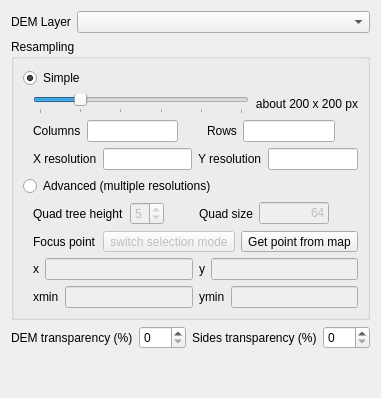
minorua/Qgis2threejs, file demproperties.ui: the form before one commit.
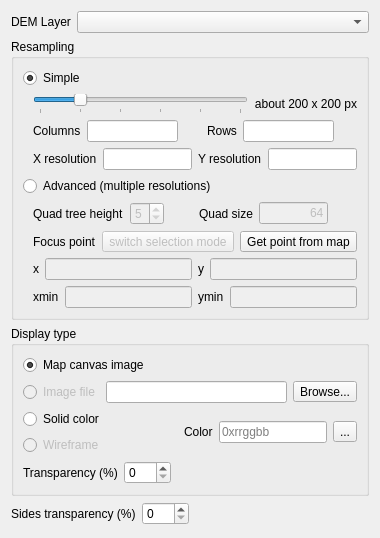
The form after the commit.

Commit message: DEM display types (map canvas and solid color)

```diff
--- a/demproperties.ui
+++ b/demproperties.ui
@@ -7,7 +7,7 @@
     <x>0</x>
     <y>0</y>
     <width>368</width>
-    <height>398</height>
+    <height>538</height>
    </rect>
   </property>
   <property name="sizePolicy">
@@ -447,11 +447,114 @@
       </widget>
      </item>
      <item>
-      <layout class="QHBoxLayout" name="horizontalLayout_18">
+      <widget class="QGroupBox" name="groupBox_DisplayType">
+       <property name="title">
+        <string>Display type</string>
+       </property>
+       <layout class="QGridLayout" name="gridLayout_3">
+        <item row="0" column="0">
+         <layout class="QVBoxLayout" name="verticalLayout">
+          <item>
+           <widget class="QRadioButton" name="radioButton_MapCanvas">
+            <property name="text">
+             <string>Map canvas image</string>
+            </property>
+            <property name="checked">
+             <bool>true</bool>
+            </property>
+           </widget>
+          </item>
+          <item>
+           <layout class="QHBoxLayout" name="horizontalLayout_2">
+            <item>
+             <widget class="QRadioButton" name="radioButton_ImageFile">
+              <property name="enabled">
+               <bool>false</bool>
+              </property>
+              <property name="text">
+               <string>Image file</string>
+              </property>
+             </widget>
+            </item>
+            <item>
+             <widget class="QLineEdit" name="lineEdit_ImageFile"/>
+            </item>
+            <item>
+             <widget class="QToolButton" name="toolButton_ImageFile">
+              <property name="text">
+               <string>Browse...</string>
+              </property>
+             </widget>
+            </item>
+           </layout>
+          </item>
+          <item>
+           <layout class="QHBoxLayout" name="horizontalLayout_7">
+            <item>
+             <layout class="QVBoxLayout" name="verticalLayout_3">
+              <item>
+               <widget class="QRadioButton" name="radioButton_SolidColor">
+                <property name="text">
+                 <string>Solid color</string>
+                </property>
+               </widget>
+              </item>
+              <item>
+               <widget class="QRadioButton" name="radioButton_Wireframe">
+                <property name="enabled">
+                 <bool>false</bool>
+                </property>
+                <property name="text">
+                 <string>Wireframe</string>
+                </property>
+               </widget>
+              </item>
+             </layout>
+            </item>
+            <item>
+             <spacer name="horizontalSpacer_7">
+              <property name="orientation">
+               <enum>Qt::Horizontal</enum>
+              </property>
+              <property name="sizeHint" stdset="0">
+               <size>
+                <width>40</width>
+                <height>20</height>
+               </size>
+              </property>
+             </spacer>
+            </item>
+            <item>
+             <widget class="QLabel" name="label">
+              <property name="text">
+               <string>Color</string>
+              </property>
+             </widget>
+            </item>
+            <item>
+             <widget class="QLineEdit" name="lineEdit_Color">
+              <property name="placeholderText">
+               <string>0xrrggbb</string>
+              </property>
+             </widget>
+            </item>
+            <item>
+             <widget class="QToolButton" name="toolButton_Color">
+              <property name="text">
+               <string>...</string>
+              </property>
+             </widget>
+            </item>
+           </layout>
+          </item>
+         </layout>
+        </item>
+        <item row="1" column="0">
+         <layout class="QHBoxLayout" name="horizontalLayout_10">
        <item>
         <widget class="QLabel" name="label_17">
          <property name="text">
-          <string>DEM transparency (%)</string>
+             <string>Transparency (%)</string>
          </property>
         </widget>
        </item>
@@ -461,7 +564,7 @@
           <bool>true</bool>
          </property>
          <property name="sizePolicy">
-          <sizepolicy hsizetype="Expanding" vsizetype="Fixed">
+             <sizepolicy hsizetype="Preferred" vsizetype="Fixed">
            <horstretch>0</horstretch>
            <verstretch>0</verstretch>
           </sizepolicy>
@@ -483,6 +586,26 @@
          </property>
         </widget>
        </item>
+          <item>
+           <spacer name="horizontalSpacer_5">
+            <property name="orientation">
+             <enum>Qt::Horizontal</enum>
+            </property>
+            <property name="sizeHint" stdset="0">
+             <size>
+              <width>40</width>
+              <height>20</height>
+             </size>
+            </property>
+           </spacer>
+          </item>
+         </layout>
+        </item>
+       </layout>
+      </widget>
+     </item>
+     <item>
+      <layout class="QHBoxLayout" name="horizontalLayout_18">
        <item>
         <widget class="QLabel" name="label_16">
          <property name="text">
@@ -496,7 +619,7 @@
           <bool>true</bool>
          </property>
          <property name="sizePolicy">
-          <sizepolicy hsizetype="Expanding" vsizetype="Fixed">
+          <sizepolicy hsizetype="Preferred" vsizetype="Fixed">
            <horstretch>0</horstretch>
            <verstretch>0</verstretch>
           </sizepolicy>
@@ -518,6 +641,19 @@
          </property>
         </widget>
        </item>
+       <item>
+        <spacer name="horizontalSpacer_6">
+         <property name="orientation">
+          <enum>Qt::Horizontal</enum>
+         </property>
+         <property name="sizeHint" stdset="0">
+          <size>
+           <width>40</width>
+           <height>20</height>
+          </size>
+         </property>
+        </spacer>
+       </item>
       </layout>
      </item>
      <item>
```
Lines whose indentation alone changed are shown as unchanged. The commit also changes 4 other files.
